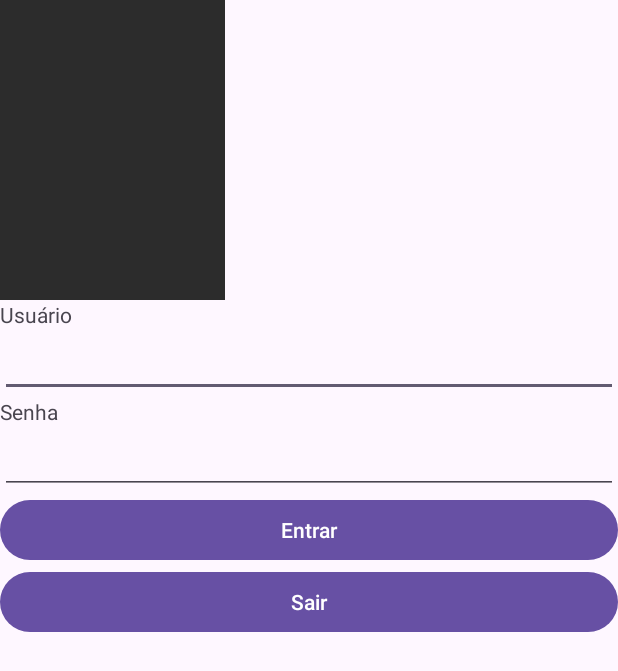
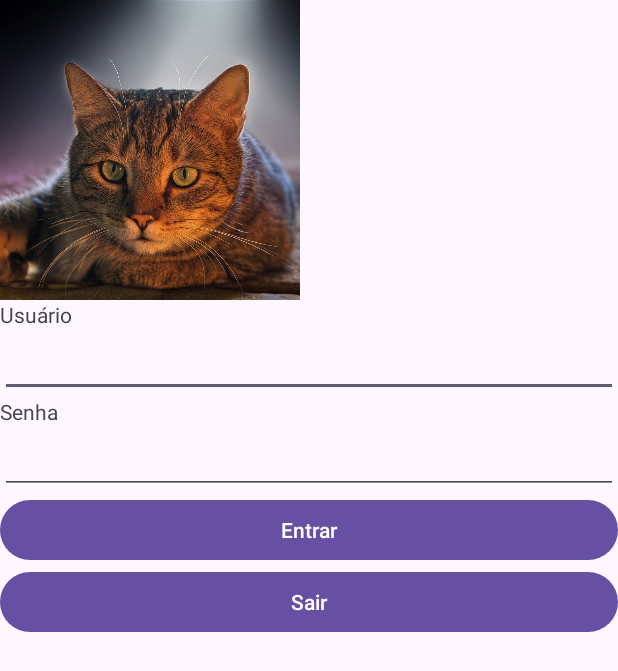
Before and after one commit to rafaelluz10/MyApp, an Android app: the screen it shows after launch (MainActivity), on a phone screen of 412 x 824 dp. Shown: the top 671 px of the screen. Run offline under Robolectric (Android 15) with nearby library versions, the phone set to English and light mode, and no system bars.

Commit message:
imagem inserida

```diff
--- a/app/src/main/res/layout/activity_main.xml
+++ b/app/src/main/res/layout/activity_main.xml
@@ -8,9 +8,10 @@
     tools:context=".MainActivity">
 
     <ImageView
-        android:layout_width="150dp"
+        android:layout_width="200dp"
         android:layout_height="200dp"
-        android:src="#2c2c2c"/>
+        android:scaleType="centerCrop"
+        android:src="@drawable/logo"/>
 
     <TextView
         android:layout_width="wrap_content"
```
Also changed, not shown: app/src/main/res/drawable/logo.jpg (added).
